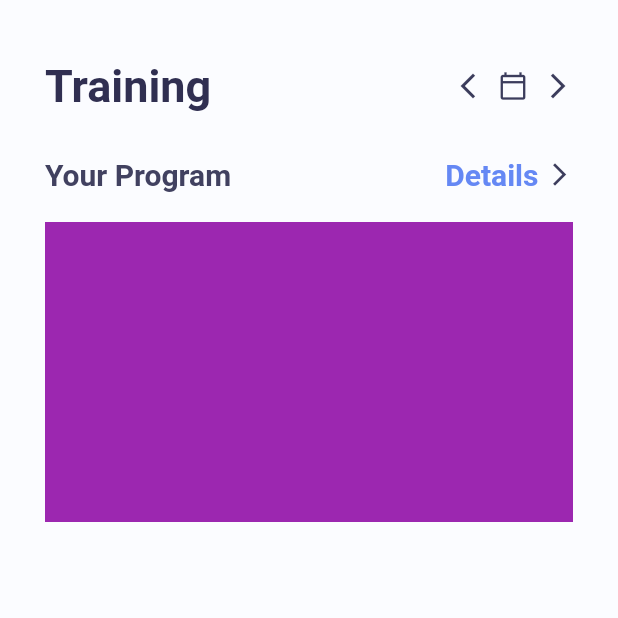
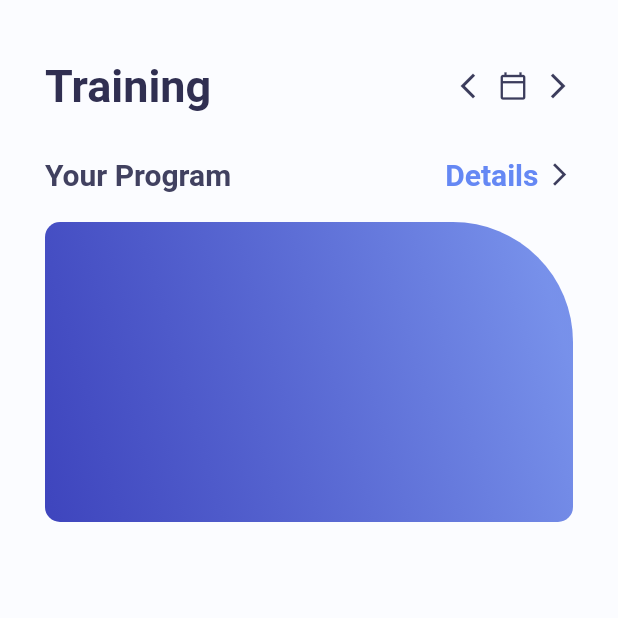
Before and after one commit to YananGuoguo/hustle_muscle, a Flutter app: the screen it shows after launch, on a phone screen of 412 x 824 dp, the top half of it. Run offline on Flutter 3.47's test engine with Material 2 defaults, Android fonts, the phone set to English and light mode, and no system bars.

Commit message:
[ORGANISE] Finished box

```diff
--- a/lib/home_page.dart
+++ b/lib/home_page.dart
@@ -61,7 +61,20 @@ class _HomePageState extends State<HomePage> {
                 Container(
                   width: MediaQuery.of(context).size.width,
                   height: 200,
-                  color: Colors.purple,
+                  decoration: BoxDecoration(
+                      gradient: LinearGradient(
+                          colors: [
+                            color.AppColor.gradientFirst.withOpacity(0.8),
+                            color.AppColor.gradientSecond.withOpacity(0.9)
+                          ],
+                          begin: Alignment.bottomLeft,
+                          end: Alignment.centerRight),
+                      borderRadius: const BorderRadius.only(
+                          topLeft: Radius.circular(10),
+                          bottomLeft: Radius.circular(10),
+                          bottomRight: Radius.circular(10),
+                          topRight: Radius.circular(80)),
+                      boxShadow: []),
                 )
               ],
             )));
```
